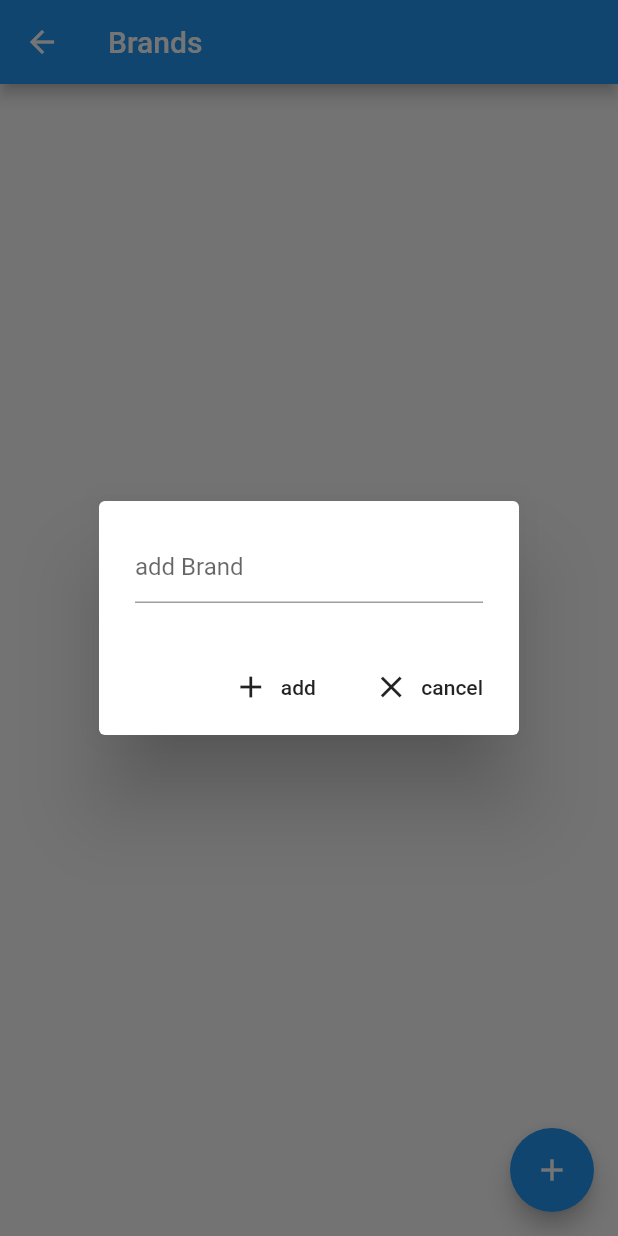
After one commit to AhmedSalemgitHub/bark_admin, a Flutter app: the Brands screen opened directly, after a tap on the "add" icon, on a phone screen of 412 x 824 dp. The commit adds this screen. Run offline on Flutter 3.47's test engine with Material 2 defaults, Android fonts, the phone set to English and light mode, and no system bars; our stand-ins replace cloud_firestore, firebase_storage, fluttertoast, image_picker; accounts and stored records are empty.

Commit message:
add to firebase working

```diff
--- /dev/null
+++ b/lib/Screens/Brands.dart
@@ -0,0 +1,99 @@
+import 'package:bark_admin/db/DatabaseService.dart';
+import 'package:cloud_firestore/cloud_firestore.dart';
+import 'package:flutter/material.dart';
+import 'package:fluttertoast/fluttertoast.dart';
+
+class Brands extends StatefulWidget {
+  @override
+  _BrandsState createState() => _BrandsState();
+}
+
+class _BrandsState extends State<Brands> {
+
+TextEditingController brandController = TextEditingController();
+GlobalKey<FormState> _brandFormKey = GlobalKey();
+
+DatabaseService _databaseService = DatabaseService();
+
+  List<Widget> listWidgets(AsyncSnapshot snapshot) {
+    return snapshot.data.documents.map<Widget>((document) {
+      return Card(
+        child: ListTile(
+          leading: Icon(Icons.category),
+          title:Text(document["name"]),
+        ),
+      );
+    }).toList();
+  }
+
+  @override
+  Widget build(BuildContext context) {
+
+    return Scaffold(
+      appBar: AppBar(
+        title: Text("Brands"),
+      ),
+      body: Container(
+          child: StreamBuilder(
+              stream: Firestore.instance.collection("brand").snapshots(),
+              builder: (context, snapshot) {
+                switch (snapshot.connectionState) {
+                  case ConnectionState.waiting:
+                    return CircularProgressIndicator();
+                    break;
+                  case ConnectionState.none:
+                    return Center(
+                        child: Text(
+                      "No Internet Connection",
+                      style: TextStyle(fontSize: 20, color: Colors.red),
+                    ));
+                    break;
+                  default:
+                    return ListView(children: listWidgets(snapshot));
+                }
+              })),
+      floatingActionButton: FloatingActionButton(
+        child: Icon(Icons.add),
+        onPressed: () {
+          var alert = new AlertDialog(
+            content: Form(
+              key: _brandFormKey,
+              child: TextFormField(
+                controller: brandController,
+                validator: (value) {
+                  if (value.isEmpty) {
+                    return 'Brand cannot be empty';
+                  } else {
+                    return null;
+                  }
+                },
+                decoration: InputDecoration(hintText: "add Brand"),
+              ),
+            ),
+            actions: <Widget>[
+              FlatButton.icon(
+                onPressed: () {
+                  if (brandController.text != null) {
+                    _databaseService.createBrand(brandController.text);
+                  }
+                  Fluttertoast.showToast(msg: "Brand created");
+                  Navigator.pop(context);
+                },
+                icon: Icon(Icons.add),
+                label: Text('add'),
+              ),
+              FlatButton.icon(
+                onPressed: () {
+                  Navigator.pop(context);
+                },
+                icon: Icon(Icons.close),
+                label: Text('cancel'),
+              ),
+            ],
+          );
+          showDialog(context: context, builder: (_) => alert);
+        },
+      ),
+    );
+  }
+}
```
Also changed, not shown: lib/Screens/Categories.dart (added, +99 -0 lines), lib/Screens/Products.dart (+29 -21 lines), lib/Screens/add_product.dart (+29 -18 lines), lib/db/DatabaseService.dart (+30 -3 lines), lib/main.dart (+36 -113 lines).
